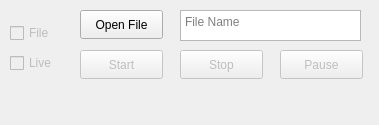
The window that mainwindow.ui (bburakcetinkaya/AudioBroadcast) describes before a commit, drawn with Qt 5.
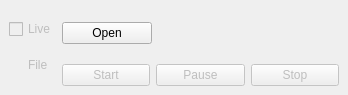
The same window after the commit.

Patch:
```diff
--- a/mainwindow.ui
+++ b/mainwindow.ui
@@ -6,148 +6,145 @@
    <rect>
     <x>0</x>
     <y>0</y>
-    <width>379</width>
-    <height>125</height>
+    <width>348</width>
+    <height>95</height>
    </rect>
   </property>
+  <property name="sizePolicy">
+   <sizepolicy hsizetype="Fixed" vsizetype="Fixed">
+    <horstretch>0</horstretch>
+    <verstretch>0</verstretch>
+   </sizepolicy>
+  </property>
   <property name="windowTitle">
    <string>MainWindow</string>
   </property>
+  <property name="styleSheet">
+   <string notr="true"/>
+  </property>
   <widget class="QWidget" name="centralwidget">
-   <widget class="QPushButton" name="start_button">
-    <property name="enabled">
-     <bool>false</bool>
-    </property>
-    <property name="geometry">
-     <rect>
-      <x>80</x>
-      <y>50</y>
-      <width>83</width>
-      <height>29</height>
-     </rect>
-    </property>
-    <property name="text">
-     <string>Start</string>
-    </property>
-   </widget>
-   <widget class="QPushButton" name="stop_button">
-    <property name="enabled">
-     <bool>false</bool>
-    </property>
-    <property name="geometry">
-     <rect>
-      <x>180</x>
-      <y>50</y>
-      <width>83</width>
-      <height>29</height>
-     </rect>
-    </property>
-    <property name="text">
-     <string>Stop</string>
-    </property>
-   </widget>
-   <widget class="QPushButton" name="pause_button">
-    <property name="enabled">
-     <bool>false</bool>
-    </property>
-    <property name="geometry">
-     <rect>
-      <x>280</x>
-      <y>50</y>
-      <width>83</width>
-      <height>29</height>
-     </rect>
-    </property>
-    <property name="text">
-     <string>Pause</string>
-    </property>
-   </widget>
-   <widget class="QPushButton" name="openFile_button">
-    <property name="geometry">
-     <rect>
-      <x>80</x>
-      <y>10</y>
-      <width>83</width>
-      <height>29</height>
-     </rect>
-    </property>
-    <property name="text">
-     <string>Open File</string>
-    </property>
-   </widget>
-   <widget class="QTextEdit" name="fileName_textEdit">
-    <property name="geometry">
-     <rect>
-      <x>180</x>
-      <y>10</y>
-      <width>181</width>
-      <height>31</height>
-     </rect>
-    </property>
-    <property name="verticalScrollBarPolicy">
-     <enum>Qt::ScrollBarAlwaysOff</enum>
-    </property>
-    <property name="horizontalScrollBarPolicy">
-     <enum>Qt::ScrollBarAlwaysOff</enum>
-    </property>
-    <property name="sizeAdjustPolicy">
-     <enum>QAbstractScrollArea::AdjustIgnored</enum>
-    </property>
-    <property name="readOnly">
-     <bool>true</bool>
-    </property>
-    <property name="placeholderText">
-     <string>File Name</string>
-    </property>
-   </widget>
-   <widget class="QCheckBox" name="live_checkBox">
-    <property name="enabled">
-     <bool>false</bool>
-    </property>
-    <property name="geometry">
-     <rect>
-      <x>10</x>
-      <y>50</y>
-      <width>93</width>
-      <height>26</height>
-     </rect>
-    </property>
-    <property name="text">
-     <string>Live</string>
-    </property>
-    <attribute name="buttonGroup">
-     <string notr="true">streamType_buttonGroup</string>
-    </attribute>
-   </widget>
-   <widget class="QCheckBox" name="file_checkBox">
-    <property name="enabled">
-     <bool>false</bool>
-    </property>
-    <property name="geometry">
-     <rect>
-      <x>10</x>
-      <y>20</y>
-      <width>93</width>
-      <height>26</height>
-     </rect>
-    </property>
-    <property name="text">
-     <string>File</string>
-    </property>
-    <attribute name="buttonGroup">
-     <string notr="true">streamType_buttonGroup</string>
-    </attribute>
-   </widget>
-  </widget>
-  <widget class="QMenuBar" name="menubar">
-   <property name="geometry">
-    <rect>
-     <x>0</x>
-     <y>0</y>
-     <width>379</width>
-     <height>21</height>
-    </rect>
-   </property>
+   <layout class="QGridLayout" name="gridLayout_2">
+    <item row="0" column="0">
+     <layout class="QGridLayout" name="gridLayout">
+      <item row="0" column="0">
+       <layout class="QHBoxLayout" name="horizontalLayout">
+        <item>
+         <layout class="QVBoxLayout" name="verticalLayout" stretch="1,1">
+          <item>
+           <widget class="QCheckBox" name="live_checkBox">
+            <property name="enabled">
+             <bool>false</bool>
+            </property>
+            <property name="text">
+             <string>Live</string>
+            </property>
+            <attribute name="buttonGroup">
+             <string notr="true">streamType_buttonGroup</string>
+            </attribute>
+           </widget>
+          </item>
+          <item>
+           <widget class="QCheckBox" name="file_checkBox">
+            <property name="enabled">
+             <bool>false</bool>
+            </property>
+            <property name="styleSheet">
+             <string notr="true">background-color: transparent;
+</string>
+            </property>
+            <property name="text">
+             <string>File</string>
+            </property>
+            <attribute name="buttonGroup">
+             <string notr="true">streamType_buttonGroup</string>
+            </attribute>
+           </widget>
+          </item>
+         </layout>
+        </item>
+       </layout>
+      </item>
+      <item row="0" column="1">
+       <layout class="QVBoxLayout" name="verticalLayout_2" stretch="1,1">
+        <item>
+         <layout class="QHBoxLayout" name="horizontalLayout_2" stretch="1,1,1">
+          <property name="spacing">
+           <number>7</number>
+          </property>
+          <item>
+           <widget class="QPushButton" name="openFile_button">
+            <property name="text">
+             <string>Open</string>
+            </property>
+           </widget>
+          </item>
+          <item>
+           <spacer name="horizontalSpacer">
+            <property name="orientation">
+             <enum>Qt::Horizontal</enum>
+            </property>
+            <property name="sizeType">
+             <enum>QSizePolicy::Maximum</enum>
+            </property>
+            <property name="sizeHint" stdset="0">
+             <size>
+              <width>90</width>
+              <height>20</height>
+             </size>
+            </property>
+           </spacer>
+          </item>
+          <item>
+           <widget class="QLabel" name="fileName_textEdit">
+            <property name="text">
+             <string/>
+            </property>
+            <property name="alignment">
+             <set>Qt::AlignRight|Qt::AlignTrailing|Qt::AlignVCenter</set>
+            </property>
+           </widget>
+          </item>
+         </layout>
+        </item>
+        <item>
+         <layout class="QHBoxLayout" name="horizontalLayout_3" stretch="1,1,1">
+          <item>
+           <widget class="QPushButton" name="start_button">
+            <property name="enabled">
+             <bool>false</bool>
+            </property>
+            <property name="text">
+             <string>Start</string>
+            </property>
+           </widget>
+          </item>
+          <item>
+           <widget class="QPushButton" name="pause_button">
+            <property name="enabled">
+             <bool>false</bool>
+            </property>
+            <property name="text">
+             <string>Pause</string>
+            </property>
+           </widget>
+          </item>
+          <item>
+           <widget class="QPushButton" name="stop_button">
+            <property name="enabled">
+             <bool>false</bool>
+            </property>
+            <property name="text">
+             <string>Stop</string>
+            </property>
+           </widget>
+          </item>
+         </layout>
+        </item>
+       </layout>
+      </item>
+     </layout>
+    </item>
+   </layout>
   </widget>
  </widget>
  <resources/>
```
